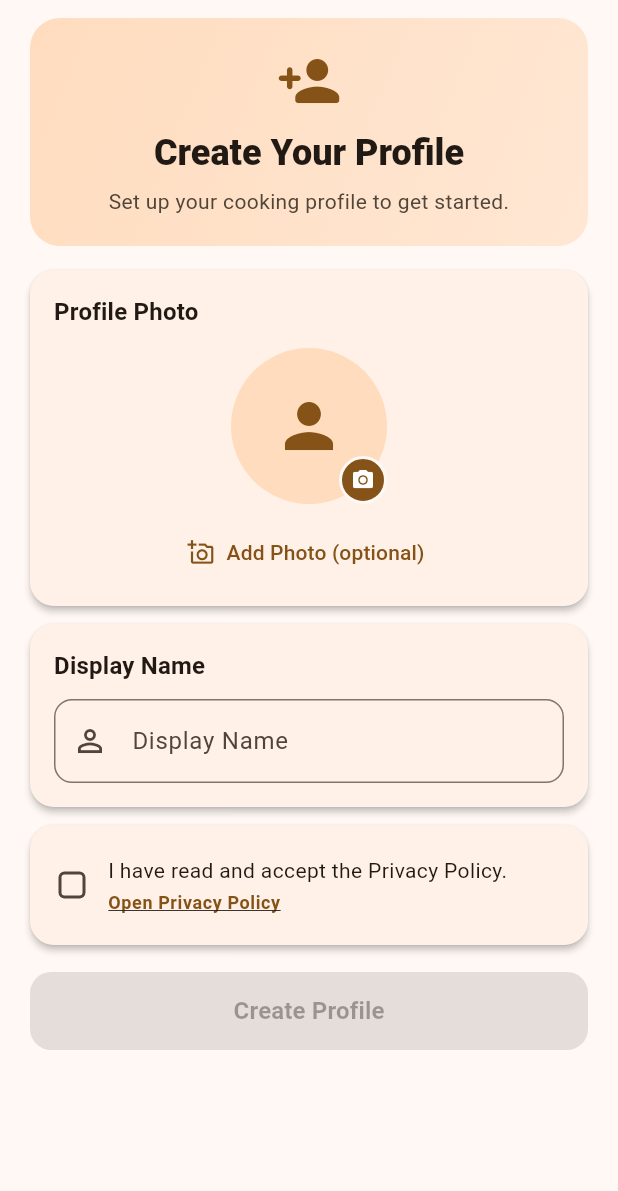
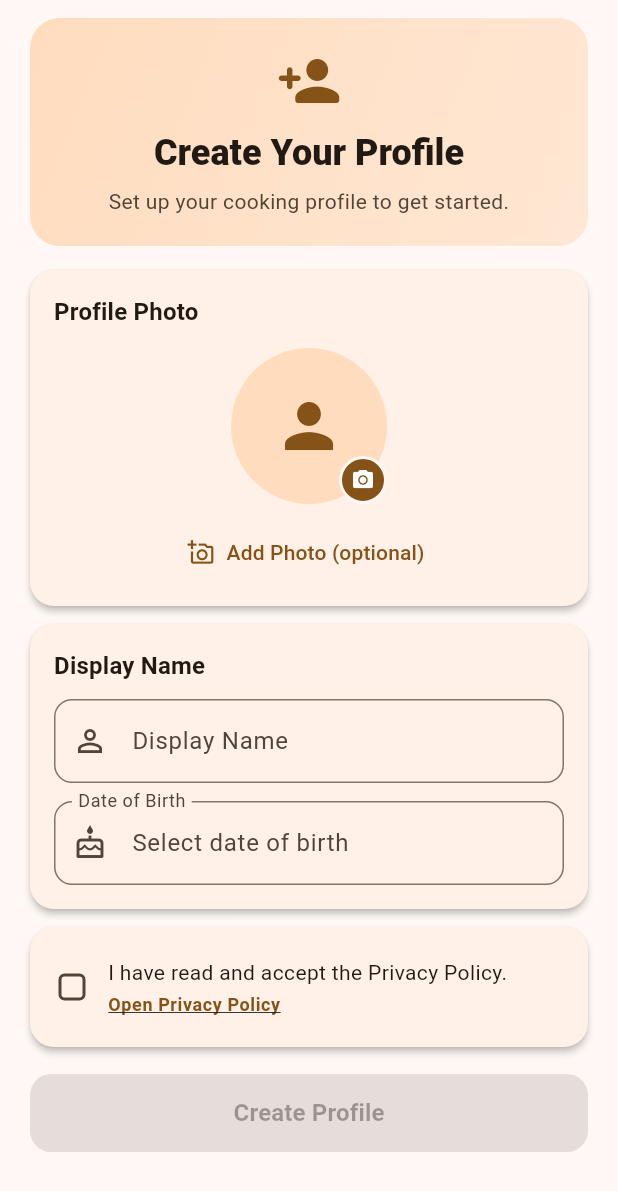
Before and after one commit to toskapatsana/chicken_road, a Flutter app: the screen it shows after launch, on a phone screen of 412 x 824 dp. Shown: the top 1191 px of the screen. Run offline on Flutter 3.47's test engine with Material 3 defaults, Android fonts, the phone set to English and light mode, and no system bars; our stand-ins replace audioplayers, image_picker, introduction_screen, share_plus, shared_preferences, wakelock_plus and 1 more; accounts and stored records are empty.

Commit message:
доабвление профиля

```diff
--- a/analysis_options.yaml
+++ b/analysis_options.yaml
@@ -1,4 +1,3 @@
-# Flutter lint configuration
 include: package:flutter_lints/flutter.yaml
 
 linter:
--- a/lib/domain/entities/recipe.dart
+++ b/lib/domain/entities/recipe.dart
@@ -17,11 +17,11 @@ enum RecipeDifficulty {
   const RecipeDifficulty(this.displayName, this.level);
 }
 class NutritionalInfo {
-  final int calories;   // kcal
-  final int protein;    // grams
-  final int carbs;      // grams
-  final int fat;        // grams
-  final int fiber;      // grams
+  final int calories;
+  final int protein;
+  final int carbs;
+  final int fat;
+  final int fiber;
 
   const NutritionalInfo({
     required this.calories,
@@ -66,9 +66,9 @@ class Recipe {
   final List<String> ingredients;
   final List<String> steps;
   final bool isFavorite;
-  final int prepTime;           // preparation time in minutes
-  final int cookTime;           // cooking time in minutes
-  final int servings;           // base number of servings
+  final int prepTime;
+  final int cookTime;
+  final int servings;
   final RecipeDifficulty difficulty;
   final NutritionalInfo nutritionalInfo;
 
--- a/lib/domain/entities/shopping_item.dart
+++ b/lib/domain/entities/shopping_item.dart
@@ -3,8 +3,8 @@ class ShoppingItem {
   final String id;
   final String name;
   final String? quantity;
-  final String? recipeId;      // Reference to recipe it came from
-  final String? recipeName;    // Recipe name for display
+  final String? recipeId;
+  final String? recipeName;
   final bool isChecked;
   final DateTime addedAt;
 
--- a/lib/domain/entities/user_recipe_data.dart
+++ b/lib/domain/entities/user_recipe_data.dart
@@ -1,10 +1,10 @@
 
 class UserRecipeData {
   final String recipeId;
-  final int? rating;              // 1-5 stars, null if not rated
-  final String? notes;            // User's personal notes
-  final List<DateTime> cookingHistory;  // Dates when recipe was cooked
-  final int selectedServings;     // User's preferred serving size
+  final int? rating;
+  final String? notes;
+  final List<DateTime> cookingHistory;
+  final int selectedServings;
 
   const UserRecipeData({
     required this.recipeId,
--- a/lib/features/local_auth/data/profile_repository_impl.dart
+++ b/lib/features/local_auth/data/profile_repository_impl.dart
@@ -3,7 +3,6 @@ import '../config/local_auth_config.dart';
 import '../domain/local_profile.dart';
 import '../domain/profile_repository.dart';
 
-/// SharedPreferences-backed implementation of [ProfileRepository].
 class ProfileRepositoryImpl implements ProfileRepository {
   static const _key = LocalAuthConfig.profileStorageKey;
 
--- a/lib/features/local_auth/domain/local_profile.dart
+++ b/lib/features/local_auth/domain/local_profile.dart
@@ -1,32 +1,36 @@
 import 'dart:convert';
 
-/// Represents a locally stored user profile.
 class LocalProfile {
   final String displayName;
   final String? photoPath;
+  final DateTime? birthDate;
   final bool privacyAccepted;
   final DateTime createdAt;
 
   const LocalProfile({
     required this.displayName,
     this.photoPath,
+    this.birthDate,
     this.privacyAccepted = false,
     required this.createdAt,
   });
 
-  /// Whether the profile has been fully completed (name + privacy accepted).
+
   bool get isComplete => displayName.trim().isNotEmpty && privacyAccepted;
 
   LocalProfile copyWith({
     String? displayName,
     String? photoPath,
+    DateTime? birthDate,
     bool? privacyAccepted,
     DateTime? createdAt,
     bool clearPhoto = false,
+    bool clearBirthDate = false,
   }) {
     return LocalProfile(
       displayName: displayName ?? this.displayName,
       photoPath: clearPhoto ? null : (photoPath ?? this.photoPath),
+      birthDate: clearBirthDate ? null : (birthDate ?? this.birthDate),
       privacyAccepted: privacyAccepted ?? this.privacyAccepted,
       createdAt: createdAt ?? this.createdAt,
     );
@@ -35,6 +39,7 @@ class LocalProfile {
   Map<String, dynamic> toJson() => {
         'displayName': displayName,
         'photoPath': photoPath,
+        'birthDate': birthDate?.toIso8601String(),
         'privacyAccepted': privacyAccepted,
         'createdAt': createdAt.toIso8601String(),
       };
@@ -43,6 +48,9 @@ class LocalProfile {
     return LocalProfile(
       displayName: json['displayName'] as String? ?? '',
       photoPath: json['photoPath'] as String?,
+      birthDate: json['birthDate'] != null
+          ? DateTime.tryParse(json['birthDate'] as String)
+          : null,
       privacyAccepted: json['privacyAccepted'] as bool? ?? false,
       createdAt: json['createdAt'] != null
           ? DateTime.tryParse(json['createdAt'] as String) ?? DateTime.now()
--- a/lib/features/local_auth/domain/profile_repository.dart
+++ b/lib/features/local_auth/domain/profile_repository.dart
@@ -1,7 +1,5 @@
 import 'local_profile.dart';
 
-/// Abstract interface for local profile persistence.
-/// Swap implementations to change storage backend.
 abstract class ProfileRepository {
   Future<LocalProfile?> getProfile();
   Future<void> saveProfile(LocalProfile profile);
--- a/lib/features/local_auth/presentation/local_auth_screen.dart
+++ b/lib/features/local_auth/presentation/local_auth_screen.dart
@@ -1,6 +1,5 @@
 import 'dart:io';
 import 'package:flutter/material.dart';
-import 'package:image_picker/image_picker.dart';
 import 'package:provider/provider.dart';
 import 'local_auth_provider.dart';
 import 'privacy_policy_webview_screen.dart';
@@ -88,29 +87,11 @@ class _LocalAuthScreenState extends State<LocalAuthScreen> {
                 ),
               ),
               ListTile(
-                leading: const Icon(Icons.camera_alt_outlined),
-                title: const Text('Take Photo'),
-                onTap: () async {
-                  Navigator.pop(ctx);
-                  final ok = await provider.pickPhoto(ImageSource.camera);
-                  if (!ok && mounted) {
-                    ScaffoldMessenger.of(context).showSnackBar(
-                      SnackBar(
-                        content: Text(
-                          provider.photoError ??
-                              'Could not add photo. Please try again.',
-                        ),
-                      ),
-                    );
-                  }
-                },
-              ),
-              ListTile(
                 leading: const Icon(Icons.photo_library_outlined),
                 title: const Text('Choose from Gallery'),
                 onTap: () async {
                   Navigator.pop(ctx);
-                  final ok = await provider.pickPhoto(ImageSource.gallery);
+                  final ok = await provider.pickPhotoFromGallery();
                   if (!ok && mounted) {
                     ScaffoldMessenger.of(context).showSnackBar(
                       SnackBar(
@@ -146,6 +127,30 @@ class _LocalAuthScreenState extends State<LocalAuthScreen> {
     if (success && mounted) {
       widget.onProfileCreated();
     }
+  }
+
+  Future<void> _pickBirthDate(LocalAuthProvider provider) async {
+    final now = DateTime.now();
+    final initial = provider.birthDate ?? DateTime(now.year - 20, now.month, now.day);
+    final picked = await showDatePicker(
+      context: context,
+      initialDate: initial,
+      firstDate: DateTime(1920),
+      lastDate: now,
+      helpText: 'Select Date of Birth',
+      confirmText: 'Save',
+    );
+    if (picked != null) {
+      await provider.setBirthDate(picked);
+    }
+  }
+
+  String _formatDate(DateTime? date) {
+    if (date == null) return 'Select date of birth';
+    final d = date.day.toString().padLeft(2, '0');
+    final m = date.month.toString().padLeft(2, '0');
+    final y = date.year.toString();
+    return '$d.$m.$y';
   }
 
   @override
@@ -260,6 +265,28 @@ class _LocalAuthScreenState extends State<LocalAuthScreen> {
                                 errorText: provider.nameError,
                                 border: OutlineInputBorder(
                                   borderRadius: BorderRadius.circular(12),
+                                ),
+                              ),
+                            ),
+                            const SizedBox(height: 12),
+                            InkWell(
+                              borderRadius: BorderRadius.circular(12),
+                              onTap: () => _pickBirthDate(provider),
+                              child: InputDecorator(
+                                decoration: InputDecoration(
+                                  labelText: 'Date of Birth',
+                                  prefixIcon: const Icon(Icons.cake_outlined),
+                                  border: OutlineInputBorder(
+                                    borderRadius: BorderRadius.circular(12),
+                                  ),
+                                ),
+                                child: Text(
+                                  _formatDate(provider.birthDate),
+                                  style: theme.textTheme.bodyLarge?.copyWith(
+                                    color: provider.birthDate == null
+                                        ? colorScheme.onSurfaceVariant
+                                        : colorScheme.onSurface,
+                                  ),
                                 ),
                               ),
                             ),
--- a/lib/presentation/screens/recipe_detail_screen.dart
+++ b/lib/presentation/screens/recipe_detail_screen.dart
@@ -25,7 +25,7 @@ class RecipeDetailScreen extends StatefulWidget {
 }
 
 class _RecipeDetailScreenState extends State<RecipeDetailScreen> {
-  int _currentServings = 4; // Default value
+  int _currentServings = 4;
   bool _showTimer = false;
   bool _showNotes = false;
   bool _isInitialized = false;
@@ -581,7 +581,7 @@ Shared from Chicken Recipes Hot
                         ),
                       ],
 
-                      const SizedBox(height: 100), // Space for FAB
+                      const SizedBox(height: 100),
                     ],
                   ),
                 ),
--- a/lib/presentation/screens/shopping_list_screen.dart
+++ b/lib/presentation/screens/shopping_list_screen.dart
@@ -162,7 +162,7 @@ class _ShoppingListScreenState extends State<ShoppingListScreen> {
                         )),
                       ],
 
-                      const SizedBox(height: 80), // Space for FAB
+                      const SizedBox(height: 80),
                     ],
                   );
                 },
@@ -245,7 +245,7 @@ class _ShoppingListScreenState extends State<ShoppingListScreen> {
 }
 
 class _ShoppingItemTile extends StatelessWidget {
-  final dynamic item; // ShoppingItem
+  final dynamic item;
   final VoidCallback onToggle;
   final VoidCallback onDelete;
 
--- a/pubspec.yaml
+++ b/pubspec.yaml
@@ -13,7 +13,6 @@ dependencies:
   shared_preferences: ^2.2.2
   cupertino_icons: ^1.0.6
 
-  # New dependencies for App Store features
   wakelock_plus: ^1.2.8          # Keep screen awake in cook mode
   share_plus: ^10.0.3            # Native share functionality
   audioplayers: ^6.1.0           # Timer sound effects
```
Also changed, not shown: lib/features/local_auth/config/local_auth_config.dart (+7 -7 lines), lib/features/local_auth/presentation/local_auth_provider.dart (+21 -9 lines), lib/main.dart (+7 -13 lines), lib/presentation/screens/settings_screen.dart (+1 -20 lines), 1 other file.
